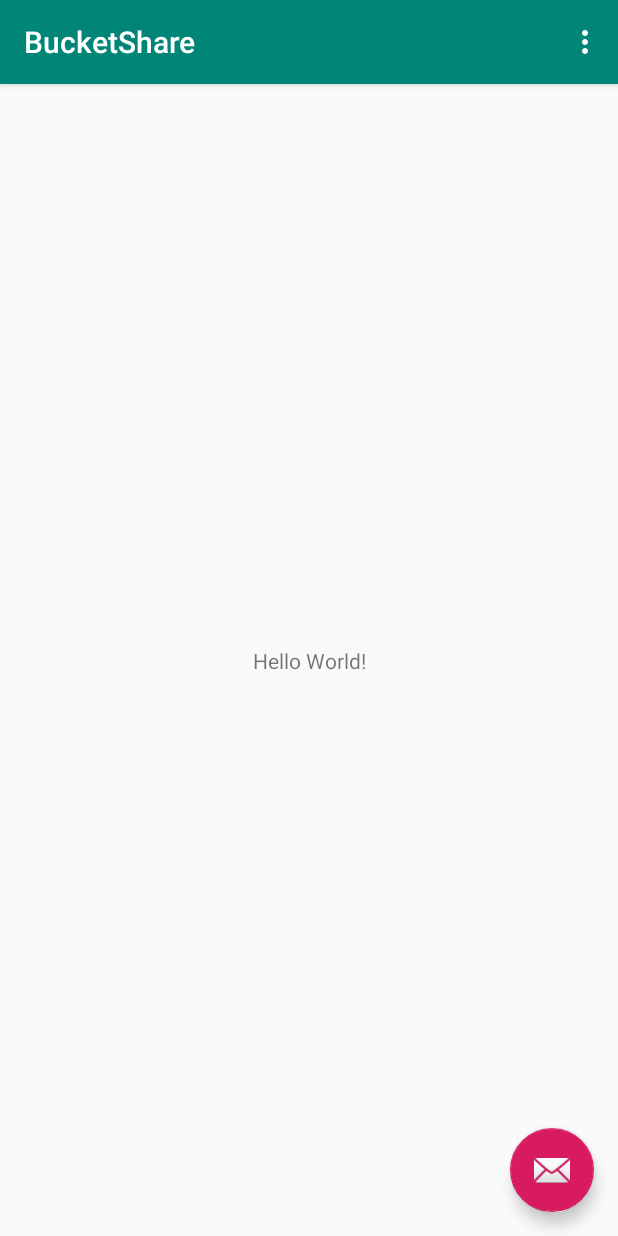
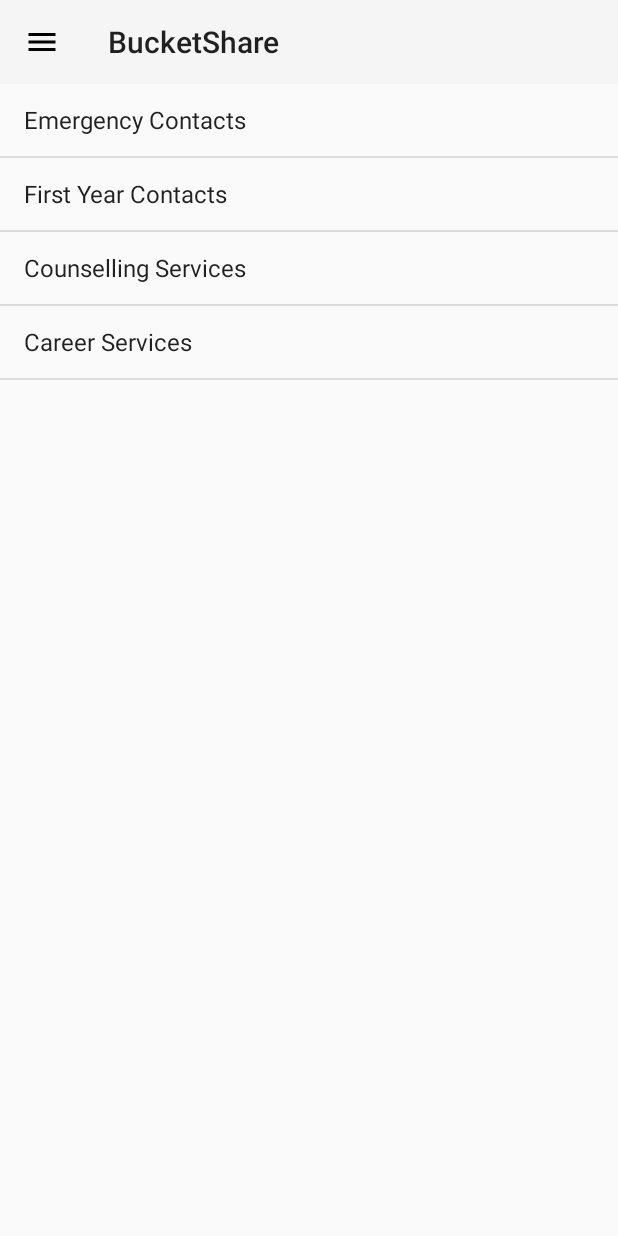
Before and after one commit to MichaelTanel/BucketShare, an Android app: the screen it shows after launch (MainActivity before the commit, NavigationDrawer after it), on a phone screen of 412 x 824 dp. Run offline under Robolectric (Android 15) with nearby library versions, the phone set to English and light mode, and no system bars.

Commit message:
Added basic nav bar functionality

```diff
--- /dev/null
+++ b/app/src/main/java/com/qhackers/bucketshare/NavigationDrawer.kt
@@ -0,0 +1,73 @@
+package com.qhackers.bucketshare
+
+import android.os.Bundle
+import android.support.design.widget.NavigationView
+import android.support.v4.view.GravityCompat
+import android.support.v4.widget.DrawerLayout
+import android.support.v7.app.ActionBar
+import android.support.v7.app.AppCompatActivity
+import android.support.v7.widget.Toolbar
+import android.view.MenuItem
+
+
+class NavigationDrawer : AppCompatActivity() {
+
+    private lateinit var mDrawerLayout: DrawerLayout
+
+    override fun onCreate(savedInstanceState: Bundle?) {
+        super.onCreate(savedInstanceState)
+        setContentView(R.layout.activity_navigation_drawer)
+
+        val toolbar: Toolbar = findViewById(R.id.toolbar)
+        setSupportActionBar(toolbar)
+
+        val actionbar: ActionBar? = supportActionBar
+        actionbar?.apply {
+            setDisplayHomeAsUpEnabled(true)
+            // TODO ic_menu
+            setHomeAsUpIndicator(R.drawable.ic_menu)
+        }
+
+        val baseTransaction = supportFragmentManager.beginTransaction()
+        baseTransaction.add(R.id.content_frame, ResourceFragment())
+        baseTransaction.commit()
+
+        mDrawerLayout = findViewById(R.id.drawer_layout)
+
+        val navigationView: NavigationView = findViewById(R.id.nav_view)
+        navigationView.setNavigationItemSelectedListener { menuItem ->
+            // set item as selected to persist highlight
+            menuItem.isChecked = true
+            // close drawer when item is tapped
+            mDrawerLayout.closeDrawers()
+
+            print("DEBUG: menu item is: ")
+            println(menuItem)
+
+            val fragment = when (menuItem.toString()) {
+                "Maps" -> MapFragment()
+                "Resources" -> ResourceFragment()
+                else -> MapFragment()
+            }
+
+            // Add code here to update the UI based on the item selected
+            // For example, swap UI fragments here
+            val transaction = supportFragmentManager.beginTransaction()
+            transaction.replace(R.id.content_frame, fragment)
+            transaction.addToBackStack(null)
+            transaction.commit()
+
+            true
+        }
+    }
+
+    override fun onOptionsItemSelected(item: MenuItem): Boolean {
+        return when (item.itemId) {
+            android.R.id.home -> {
+                mDrawerLayout.openDrawer(GravityCompat.START)
+                true
+            }
+            else -> super.onOptionsItemSelected(item)
+        }
+    }
+}
--- /dev/null
+++ b/app/src/main/java/com/qhackers/bucketshare/ResourceFragment.kt
@@ -0,0 +1,34 @@
+package com.qhackers.bucketshare
+
+import android.os.Bundle
+import android.support.v4.app.ListFragment
+import android.view.LayoutInflater
+import android.view.View
+import android.view.ViewGroup
+import android.widget.Toast
+import android.widget.ArrayAdapter
+
+
+
+class ResourceFragment : ListFragment() {
+    override fun onCreateView(
+        inflater: LayoutInflater, container: ViewGroup?,
+        savedInstanceState: Bundle?
+    ): View? {
+        // Inflate the layout for this fragment
+        return inflater.inflate(R.layout.fragment_resources, container, false)
+    }
+
+    override fun onActivityCreated(savedInstanceState: Bundle?) {
+        super.onActivityCreated(savedInstanceState)
+        val adapter = ArrayAdapter.createFromResource(
+            activity!!,
+            R.array.Resources, android.R.layout.simple_list_item_1
+        )
+        listAdapter = adapter
+        listView.setOnItemClickListener{ _, _, position, _ ->
+            val resArray = resources.getStringArray(R.array.Resources)
+            Toast.makeText(activity, "Item: ${resArray[position]}", Toast.LENGTH_SHORT).show()
+        }
+    }
+}
--- /dev/null
+++ b/app/src/main/res/drawable/ic_link.xml
@@ -0,0 +1,9 @@
+<vector xmlns:android="http://schemas.android.com/apk/res/android"
+        android:width="24dp"
+        android:height="24dp"
+        android:viewportWidth="24.0"
+        android:viewportHeight="24.0">
+    <path
+        android:fillColor="#FF000000"
+        android:pathData="M3.9,12c0,-1.71 1.39,-3.1 3.1,-3.1h4L11,7L7,7c-2.76,0 -5,2.24 -5,5s2.24,5 5,5h4v-1.9L7,15.1c-1.71,0 -3.1,-1.39 -3.1,-3.1zM8,13h8v-2L8,11v2zM17,7h-4v1.9h4c1.71,0 3.1,1.39 3.1,3.1s-1.39,3.1 -3.1,3.1h-4L13,17h4c2.76,0 5,-2.24 5,-5s-2.24,-5 -5,-5z"/>
+</vector>
--- /dev/null
+++ b/app/src/main/res/drawable/ic_map.xml
@@ -0,0 +1,9 @@
+<vector xmlns:android="http://schemas.android.com/apk/res/android"
+        android:width="24dp"
+        android:height="24dp"
+        android:viewportWidth="24.0"
+        android:viewportHeight="24.0">
+    <path
+        android:fillColor="#FF000000"
+        android:pathData="M20.5,3l-0.16,0.03L15,5.1 9,3 3.36,4.9c-0.21,0.07 -0.36,0.25 -0.36,0.48V20.5c0,0.28 0.22,0.5 0.5,0.5l0.16,-0.03L9,18.9l6,2.1 5.64,-1.9c0.21,-0.07 0.36,-0.25 0.36,-0.48V3.5c0,-0.28 -0.22,-0.5 -0.5,-0.5zM15,19l-6,-2.11V5l6,2.11V19z"/>
+</vector>
--- /dev/null
+++ b/app/src/main/res/drawable/ic_menu.xml
@@ -0,0 +1,9 @@
+<vector xmlns:android="http://schemas.android.com/apk/res/android"
+        android:width="24dp"
+        android:height="24dp"
+        android:viewportWidth="24.0"
+        android:viewportHeight="24.0">
+    <path
+        android:fillColor="#FF000000"
+        android:pathData="M3,18h18v-2L3,16v2zM3,13h18v-2L3,11v2zM3,6v2h18L21,6L3,6z"/>
+</vector>
--- /dev/null
+++ b/app/src/main/res/layout/activity_navigation_drawer.xml
@@ -0,0 +1,34 @@
+<?xml version="1.0" encoding="utf-8"?>
+<!-- Use DrawerLayout as root container for activity -->
+<android.support.v4.widget.DrawerLayout xmlns:android="http://schemas.android.com/apk/res/android"
+                                        xmlns:app="http://schemas.android.com/apk/res-auto"
+                                        android:id="@+id/drawer_layout"
+                                        android:layout_width="match_parent"
+                                        android:layout_height="match_parent"
+                                        android:fitsSystemWindows="true">
+
+    <!-- Layout to contain contents of main body of screen (drawer will slide over this) -->
+    <FrameLayout
+            android:id="@+id/content_frame"
+            android:layout_width="match_parent"
+            android:layout_height="match_parent">
+
+        <android.support.v7.widget.Toolbar
+                android:id="@+id/toolbar"
+                android:layout_width="match_parent"
+                android:layout_height="?attr/actionBarSize"
+                android:background="?attr/colorPrimary"
+                android:theme="@style/ThemeOverlay.AppCompat.ActionBar" />
+    </FrameLayout>
+
+    <!-- Container for contents of drawer - use NavigationView to make configuration easier -->
+    <android.support.design.widget.NavigationView
+            android:id="@+id/nav_view"
+            android:layout_width="wrap_content"
+            android:layout_height="match_parent"
+            android:layout_gravity="start"
+            android:fitsSystemWindows="true"
+            app:menu="@menu/drawer_view"
+            app:headerLayout="@layout/nav_header" />
+
+</android.support.v4.widget.DrawerLayout>
--- /dev/null
+++ b/app/src/main/res/layout/fragment_resources.xml
@@ -0,0 +1,20 @@
+<?xml version="1.0" encoding="utf-8"?>
+<LinearLayout
+        xmlns:android="http://schemas.android.com/apk/res/android"
+        android:layout_width="match_parent"
+        android:layout_height="match_parent"
+        android:layout_marginTop="?attr/actionBarSize"
+        android:orientation="vertical" >
+
+    <ListView
+            android:id="@android:id/list"
+            android:layout_width="match_parent"
+            android:layout_height="match_parent" >
+    </ListView>
+
+    <TextView
+            android:id="@android:id/empty"
+            android:layout_width="match_parent"
+            android:layout_height="match_parent" >
+    </TextView>
+</LinearLayout>
--- /dev/null
+++ b/app/src/main/res/menu/drawer_view.xml
@@ -0,0 +1,13 @@
+<?xml version="1.0" encoding="utf-8"?>
+<menu xmlns:android="http://schemas.android.com/apk/res/android" >
+    <group android:checkableBehavior="single">
+        <item
+                android:id="@+id/nav_maps"
+                android:icon="@drawable/ic_map"
+                android:title="Maps" />
+        <item
+                android:id="@+id/nav_res"
+                android:icon="@drawable/ic_link"
+                android:title="Resources" />
+    </group>
+</menu>
--- a/app/src/main/res/values/strings.xml
+++ b/app/src/main/res/values/strings.xml
@@ -1,4 +1,11 @@
 <resources>
     <string name="app_name">BucketShare</string>
     <string name="action_settings">Settings</string>
+
+    <string-array name="Resources">
+        <item>Emergency Contacts</item>
+        <item>First Year Contacts</item>
+        <item>Counselling Services</item>
+        <item>Career Services</item>
+    </string-array>
 </resources>
```
Also changed, not shown: app/src/main/AndroidManifest.xml (+2 -6 lines), app/src/main/java/com/qhackers/bucketshare/MapFragment.kt (added, +18 -0 lines), app/src/main/res/layout/fragment_maps.xml (added, +13 -0 lines), app/src/main/res/layout/nav_header.xml (added, +17 -0 lines).
